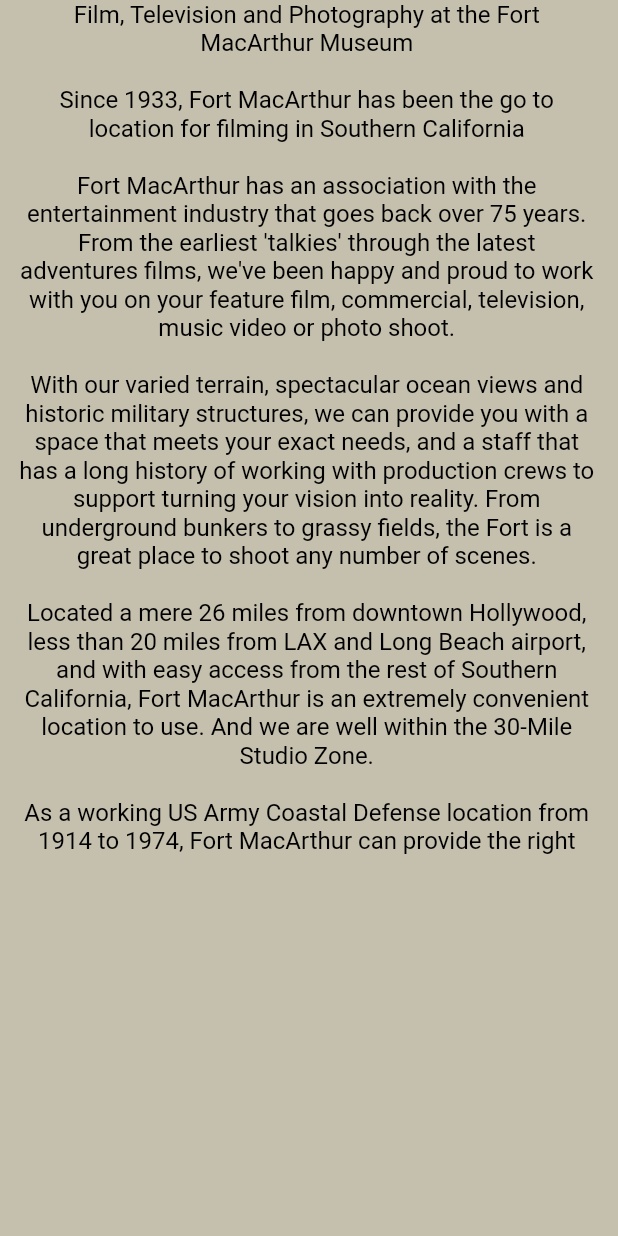
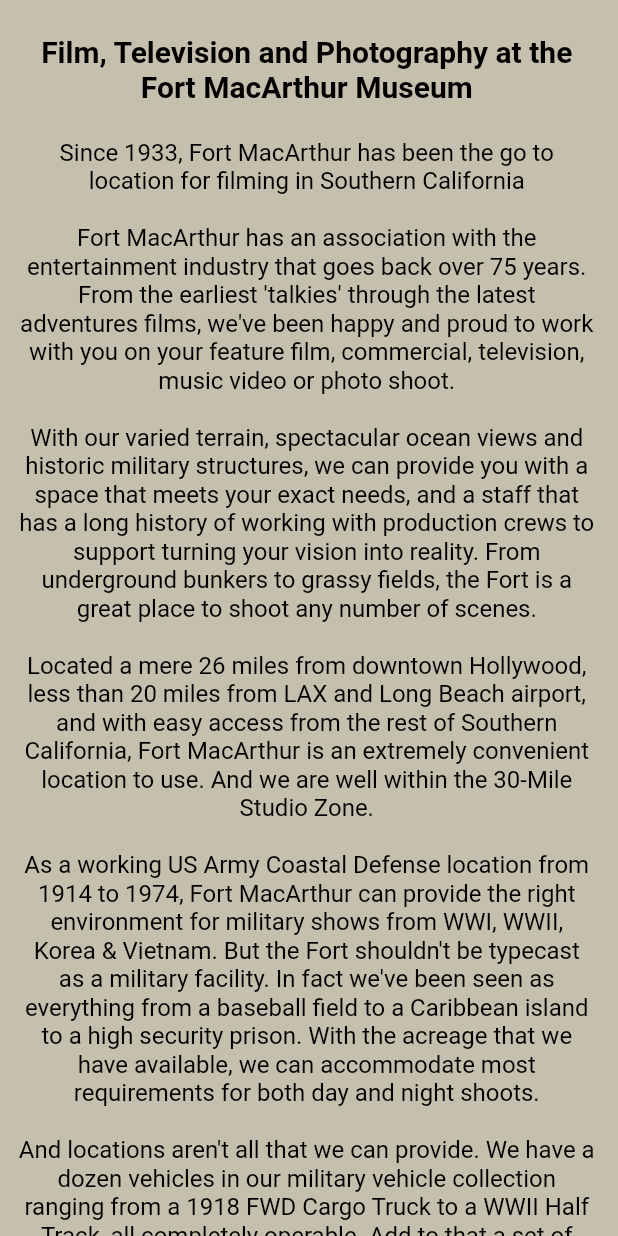
Before and after one commit to Richard-Fleming/Fort_MacArthur, a Flutter app: the FilmLocation screen opened directly, on a phone screen of 412 x 824 dp. Run offline on Flutter 3.47's test engine with Material 2 defaults, Android fonts, the phone set to English and light mode, and no system bars; missing offline and left inert: panorama.

```diff
--- a/fort_macarthur/lib/filmLocation.dart
+++ b/fort_macarthur/lib/filmLocation.dart
@@ -26,14 +26,19 @@ class _FilmLocationState extends State<FilmLocation> {
             alignment: Alignment.center,
             child: ListView(children: <Widget>[
               createText(
-                  "Film, Television and Photography at the Fort MacArthur Museum\n\nSince 1933, Fort MacArthur has been the go to location for filming in Southern California\n\n" +
+                  "\nFilm, Television and Photography at the Fort MacArthur Museum\n",
+                  EdgeInsets.fromLTRB(12.0, 0.0, 12.0, 0.0),
+                  20.0,
+                  FontWeight.bold),
+              createText(
+                  "Since 1933, Fort MacArthur has been the go to location for filming in Southern California\n\n" +
                       "Fort MacArthur has an association with the entertainment industry that goes back over 75 years. From the earliest 'talkies' through the latest adventures films, we've been happy and proud to work with you on your feature film, commercial, television, music video or photo shoot.\n\n" +
                       "With our varied terrain, spectacular ocean views and historic military structures, we can provide you with a space that meets your exact needs, and a staff that has a long history of working with production crews to support turning your vision into reality. From underground bunkers to grassy fields, the Fort is a great place to shoot any number of scenes.\n\n" +
                       "Located a mere 26 miles from downtown Hollywood, less than 20 miles from LAX and Long Beach airport, and with easy access from the rest of Southern California, Fort MacArthur is an extremely convenient location to use. And we are well within the 30-Mile Studio Zone.\n\n" +
                       "As a working US Army Coastal Defense location from 1914 to 1974, Fort MacArthur can provide the right environment for military shows from WWI, WWII, Korea & Vietnam. But the Fort shouldn't be typecast as a military facility. In fact we've been seen as everything from a baseball field to a Caribbean island to a high security prison. With the acreage that we have available, we can accommodate most requirements for both day and night shoots.\n\n" +
                       "And locations aren't all that we can provide. We have a dozen vehicles in our military vehicle collection ranging from a 1918 FWD Cargo Truck to a WWII Half Track, all completely operable. Add to that a set of 1942 GE & Sperry 60'' Searchlights and generators, along with their companion 3-man 40mm mobile anti aircraft gun. And we are constantly working on restoring new purchases and donations so the list continues to grow.\n\n" +
                       "Beyond the vehicle and mobile equipment collection, Fort MacArthur can also provide genuine period uniforms, non-firing weapons, tents, small props and consulting expertise for your productions.\n\n" +
-                      "For more information or to schedule a production on site, please contact Steve Nelson at director@ftmac.org.",
+                      "For more information or to schedule a production on site, please contact Steve Nelson at director@ftmac.org.\n",
                   EdgeInsets.fromLTRB(12.0, 0.0, 12.0, 0.0),
                   16.0,
                   FontWeight.normal),
@@ -46,7 +51,7 @@ createText(text, padding, fontSize, fontWeight) {
   return Padding(
       padding: padding,
       child: SelectableText(text,
-          maxLines: 30,
+          scrollPhysics: NeverScrollableScrollPhysics(),
           style: TextStyle(
               color: Colors.black, fontSize: fontSize, fontWeight: fontWeight),
           textAlign: TextAlign.center));
```
